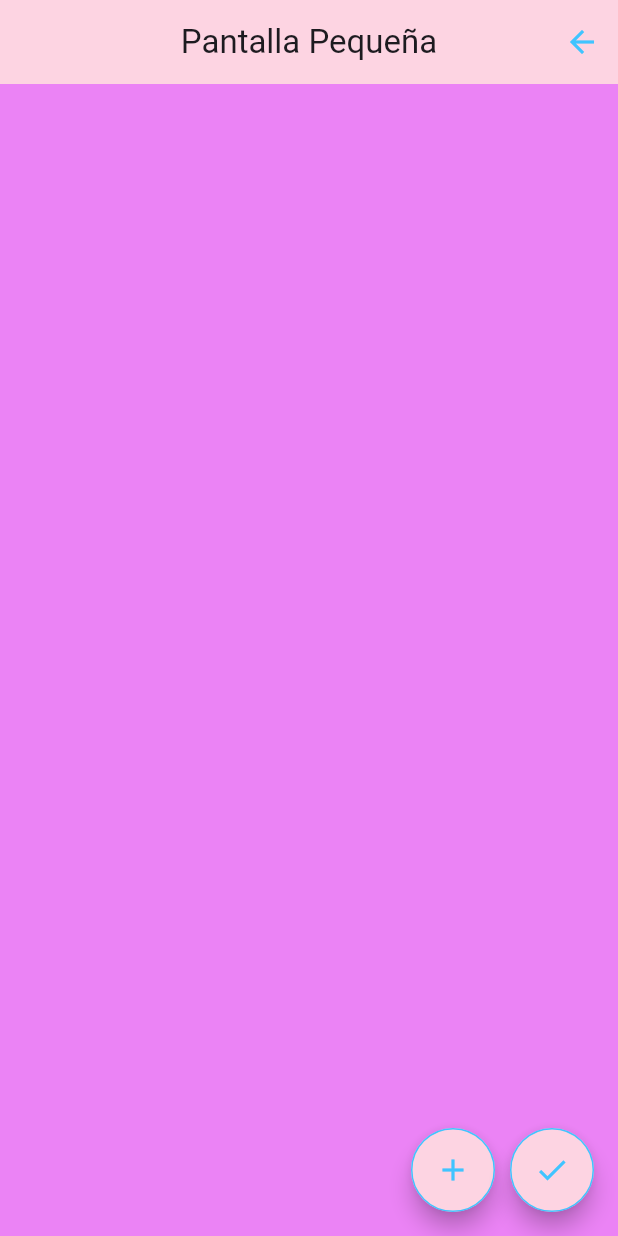
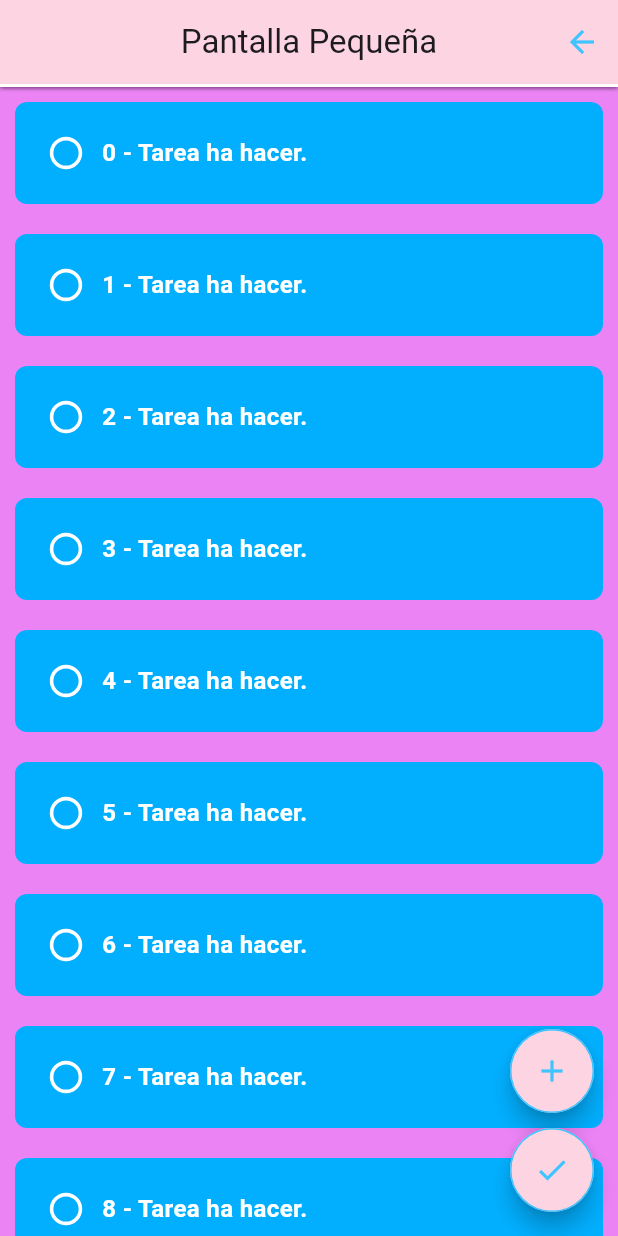
Before and after one commit to SLRCeroca/app_tasques, a Flutter app: the screen it shows after launch, on a phone screen of 412 x 824 dp. Run offline on Flutter 3.47's test engine with Material 3 defaults, Android fonts, the phone set to English and light mode, and no system bars.

Commit message:
Item Tasca

```diff
--- a/lib/colores_app.dart
+++ b/lib/colores_app.dart
@@ -9,4 +9,6 @@ class ColoresApp {
   Color colorSecundarioFuerte = const Color.fromARGB(255, 2, 175, 255);
 
   Color colorBackground = const Color.fromARGB(255, 235, 131, 245);
+
+  Color colorBlanco = const Color.fromARGB(255, 255, 255, 255);
 }
--- /dev/null
+++ b/lib/components/item_tarea.dart
@@ -0,0 +1,68 @@
+import 'package:app_tasques/colores_app.dart';
+import 'package:flutter/material.dart';
+
+class ItemTarea extends StatefulWidget {
+  final bool valorInicialCheckbox;
+  final String textoCheckbox;
+  const ItemTarea({
+    super.key,
+    this.valorInicialCheckbox = false,
+    this.textoCheckbox = "",
+  });
+
+  @override
+  State<ItemTarea> createState() => _ItemTareaState();
+}
+
+class _ItemTareaState extends State<ItemTarea> {
+  late bool valorCheckbox;
+
+  @override
+  void initState() {
+    super.initState();
+    valorCheckbox = widget.valorInicialCheckbox;
+  }
+
+  //late: Declarar valor pero no sabemos todavia el valor
+  @override
+  Widget build(BuildContext context) {
+    return Container(
+      margin: EdgeInsets.all(10),
+      padding: EdgeInsets.all(10),
+      decoration: BoxDecoration(
+        color: ColoresApp().colorSecundarioFuerte,
+        borderRadius: BorderRadius.circular(8),
+      ),
+      child: Row(
+        children: [
+          //CheckBox.
+          Transform.scale(
+            scale: 1.2,
+            child: Checkbox(
+              side: BorderSide(color: ColoresApp().colorBlanco, width: 2),
+              shape: CircleBorder(),
+              value: valorCheckbox,
+              activeColor: ColoresApp().colorPrincipalFuerte,
+              checkColor: ColoresApp().colorBlanco,
+              onChanged: (valor) {
+                setState(() {
+                  valorCheckbox = valor ?? false;
+                  //??: so valor es null, ponlo falso.
+                });
+              },
+            ),
+          ),
+          //Text.
+          Text(
+            widget.textoCheckbox + " - Tarea ha hacer.",
+            style: TextStyle(
+              color: ColoresApp().colorBlanco,
+              fontSize: 16,
+              fontWeight: FontWeight.bold,
+            ),
+          ),
+        ],
+      ),
+    );
+  }
+}
--- a/lib/paginas/paginas_principales/pantalla_tasques_petita.dart
+++ b/lib/paginas/paginas_principales/pantalla_tasques_petita.dart
@@ -1,4 +1,5 @@
 import 'package:app_tasques/colores_app.dart';
+import 'package:app_tasques/components/item_tarea.dart';
 import 'package:flutter/material.dart';
 
 class PantallaTasquesPetita extends StatelessWidget {
@@ -19,8 +20,29 @@ class PantallaTasquesPetita extends StatelessWidget {
           ),
         ],
       ),
-      body: Center(child: SizedBox(height: 10)),
-      floatingActionButton: Row(
+      body: Column(children: [
+        Container(
+          width: double.infinity,
+          height: 2,
+          decoration: BoxDecoration(
+            color: ColoresApp().colorBlanco,
+            boxShadow: [
+              BoxShadow(
+                blurRadius: 2,
+              )
+            ]
+            ),
+        ),
+        Expanded(
+          child: ListView.builder(
+            itemCount: 30,
+            itemBuilder: (context, index) {
+              return ItemTarea(textoCheckbox: index.toString(),);
+            },
+          ),
+        ),
+      ],),
+      floatingActionButton: Column(
         mainAxisAlignment: MainAxisAlignment.end,
         children: [
           FloatingActionButton(
@@ -29,7 +51,7 @@ class PantallaTasquesPetita extends StatelessWidget {
             backgroundColor:ColoresApp().colorPrincipal,
             child: Icon(Icons.add, color: ColoresApp().colorSecundario),
           ),
-          SizedBox(width: 10,),
+          SizedBox(height: 10,),
           FloatingActionButton(
             onPressed: () {},
             shape: CircleBorder(side: BorderSide(color: ColoresApp().colorSecundario)),
```
